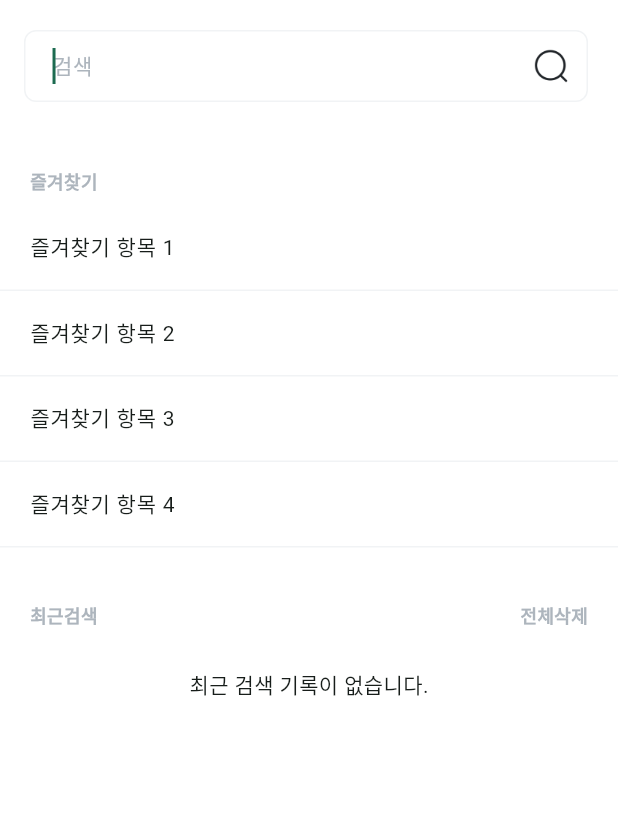
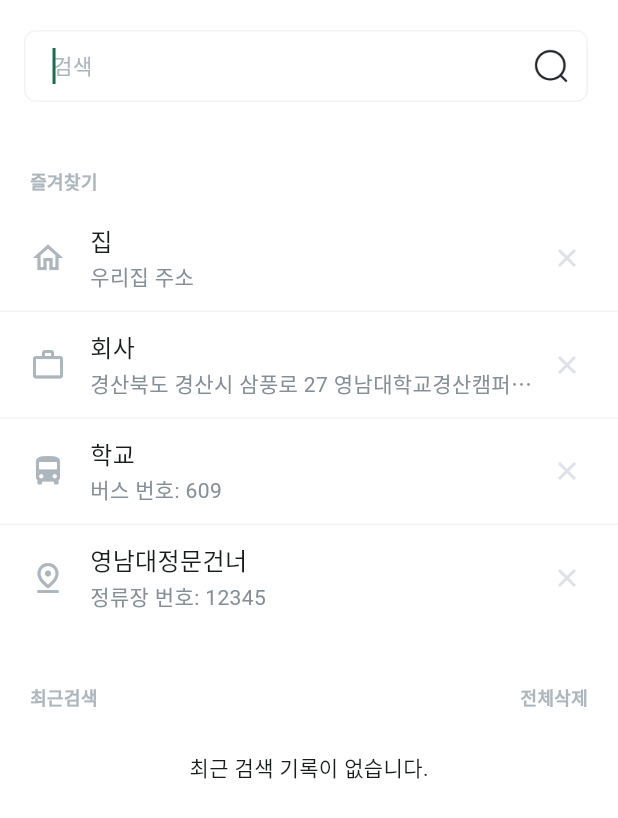
Before and after one commit to qwertyLEEJK/front, a Flutter app: the SearchScreen screen opened directly, on a phone screen of 412 x 824 dp. Shown: the top 818 px of the screen. Run offline on Flutter 3.47's test engine with Material 3 defaults, Android fonts, the light colour scheme and no system bars; our stand-ins replace flutter_compass, get, google_fonts, sensors_plus, shared_preferences; accounts and stored records are empty; Roboto replaces fonts that are missing (Pretendard).

Commit message:
feat : 즐겨찾기 관련 함수(favorite_model, favorite_service) 구현 및 연동되는 페이지 부분 수정

```diff
--- /dev/null
+++ b/lib/models/favorite_model.dart
@@ -0,0 +1,54 @@
+// 장소의 종류를 구분하기 위한 열거형
+enum PlaceCategory { home, work, convenienceStore, school, etc }
+
+// 즐겨찾기의 최상위 종류를 구분하기 위한 열거형
+enum FavoriteType { place, bus, busStop }
+
+// 모든 즐겨찾기 유형의 기반이 되는 추상 클래스
+abstract class Favorite {
+  final String id;
+  final FavoriteType type;
+  final String name; // 사용자가 지정하는 이름 (예: "우리 집", "판교 가는 버스")
+
+  Favorite({required this.id, required this.type, required this.name});
+
+  // 나중에 JSON 파싱을 위해 factory 생성자 추가
+  // (지금은 구현하지 않아도 되지만 구조상 넣어두는 것이 좋음)
+}
+
+// '장소' 유형의 즐겨찾기
+class PlaceFavorite extends Favorite {
+  final String address;
+  final PlaceCategory category;
+
+  PlaceFavorite({
+    required String id,
+    required String name,
+    required this.address,
+    required this.category,
+  }) : super(id: id, type: FavoriteType.place, name: name);
+}
+
+// '버스' 유형의 즐겨찾기
+class BusFavorite extends Favorite {
+  final String busNumber;
+
+  BusFavorite({
+    required String id,
+    required String name,
+    required this.busNumber,
+  }) : super(id: id, type: FavoriteType.bus, name: name);
+}
+
+// '정류장' 유형의 즐겨찾기
+class BusStopFavorite extends Favorite {
+  final String stationName; // 정류장 이름 (예: "영남대정문건너")
+  final String stationId;   // 정류장 고유 번호 (예: "12345")
+
+  BusStopFavorite({
+    required String id,
+    required String name,
+    required this.stationName,
+    required this.stationId,
+  }) : super(id: id, type: FavoriteType.busStop, name: name);
+}
--- a/lib/screens/search_screen.dart
+++ b/lib/screens/search_screen.dart
@@ -1,4 +1,6 @@
 import 'package:flutter/material.dart';
+import 'package:midas_project/models/favorite_model.dart';
+import 'package:midas_project/services/favorite_service.dart';
 import 'package:midas_project/services/search_history_service.dart';
 import 'package:midas_project/theme/app_colors.dart';
 import 'package:midas_project/theme/app_theme.dart';
@@ -11,14 +13,20 @@ class SearchScreen extends StatefulWidget {
 }
 
 class _SearchScreenState extends State<SearchScreen> {
+  // 기존 검색 기록 서비스
   final SearchHistoryService _searchHistoryService = SearchHistoryService();
   final TextEditingController _textController = TextEditingController();
   List<String> _searchHistory = [];
+
+  // 새로 추가된 즐겨찾기 서비스
+  final FavoriteService _favoriteService = FavoriteService();
+  List<Favorite> _favorites = [];
 
   @override
   void initState() {
     super.initState();
     _loadSearchHistory();
+    _loadFavorites(); // 즐겨찾기 목록 로드
   }
 
   // --- 데이터 처리 로직 ---
@@ -49,15 +57,29 @@ class _SearchScreenState extends State<SearchScreen> {
     _loadSearchHistory();
   }
 
+  // 즐겨찾기 데이터 처리 로직
+  Future<void> _loadFavorites() async {
+    final favs = await _favoriteService.getFavorites();
+    if (mounted) {
+      setState(() {
+        _favorites = favs;
+      });
+    }
+  }
+
+  Future<void> _deleteFavorite(String id) async {
+    await _favoriteService.removeFavorite(id);
+    _loadFavorites();
+  }
+
   @override
   Widget build(BuildContext context) {
     return Scaffold(
       backgroundColor: AppColors.grayscale.s30,
-      // 1. 기존 AppBar를 제거하고 body에서 UI를 구성합니다.
       body: SafeArea(
         child: Column(
           children: [
-            // 2. 검색창 UI를 직접 구성합니다.
+            // 검색창 UI
             Padding(
               padding: const EdgeInsets.fromLTRB(16, 20, 20, 8),
               child: Container(
@@ -94,28 +116,39 @@ class _SearchScreenState extends State<SearchScreen> {
                 ),
               ),
             ),
-            // 3. 스크롤 가능한 영역을 Expanded로 감싸 남은 공간을 모두 차지하게 합니다.
+            // 스크롤 영역
             Expanded(
               child: ListView(
                 children: [
                   _buildSectionHeader('즐겨찾기'),
-                  // TODO: 서버에서 즐겨찾기 항목 데이터 불러오는 로직 추가
-                  _buildListItem('즐겨찾기 항목 1'),
-                  _buildListItem('즐겨찾기 항목 2'),
-                  _buildListItem('즐겨찾기 항목 3'),
-                  _buildListItem('즐겨찾기 항목 4'),
+                  // === 수정된 부분: 즐겨찾기 목록을 ListView.builder로 표시 ===
+                  _favorites.isEmpty
+                      ? const Padding(
+                          padding: EdgeInsets.symmetric(vertical: 20.0),
+                          child: Center(child: Text('즐겨찾기 항목이 없습니다.')),
+                        )
+                      : ListView.separated(
+                          physics: const NeverScrollableScrollPhysics(),
+                          shrinkWrap: true,
+                          itemCount: _favorites.length,
+                          itemBuilder: (context, index) {
+                            final item = _favorites[index];
+                            return _buildFavoriteItem(item); // 새 헬퍼 위젯 사용
+                          },
+                          separatorBuilder: (context, index) => Divider(height: 1, color: AppColors.grayscale.s100),
+                        ),
+                  // ===============================================
 
-                  // 4. 최근 검색 섹션 헤더 (전체삭제 버튼 포함)
+                  // 기존 최근 검색 섹션
                   _buildSectionHeader('최근검색', onClearAll: _clearSearchHistory),
-                  // 5. 검색 기록이 없을 때와 있을 때를 구분하여 표시
                   _searchHistory.isEmpty
                       ? const Padding(
                           padding: EdgeInsets.symmetric(vertical: 20.0),
                           child: Center(child: Text('최근 검색 기록이 없습니다.')),
                         )
                       : ListView.separated(
-                    physics: const NeverScrollableScrollPhysics(), // 중첩 스크롤 방지
-                    shrinkWrap: true, // 컨텐츠 높이만큼만 차지
+                          physics: const NeverScrollableScrollPhysics(),
+                          shrinkWrap: true,
                           itemCount: _searchHistory.length,
                           itemBuilder: (context, index) {
                             final term = _searchHistory[index];
@@ -134,7 +167,6 @@ class _SearchScreenState extends State<SearchScreen> {
 
   // --- UI 빌드 헬퍼 위젯 ---
 
-  // 섹션 헤더 (ex: 즐겨찾기, 최근검색)
   Widget _buildSectionHeader(String title, {VoidCallback? onClearAll}) {
     return Padding(
       padding: const EdgeInsets.fromLTRB(20, 36, 20, 8),
@@ -158,12 +190,10 @@ class _SearchScreenState extends State<SearchScreen> {
     );
   }
 
-  // 최근 검색 기록 아이템
   Widget _buildHistoryItem(String term) {
     return InkWell(
       onTap: () {
         _textController.text = term;
-        // 커서를 텍스트 뒤로 이동
         _textController.selection = TextSelection.fromPosition(TextPosition(offset: _textController.text.length));
         _handleSearch(term);
       },
@@ -174,10 +204,9 @@ class _SearchScreenState extends State<SearchScreen> {
             Expanded(
               child: Text(term, style: AppTextStyles.body2_1),
             ),
-            const SizedBox(width: 8), // 텍스트와 아이콘 사이 간격
+            const SizedBox(width: 8),
             GestureDetector(
               onTap: () => _removeSearchTerm(term),
-              // 아이콘의 터치 영역을 넓히기 위해 패딩 추가
               child: Padding(
                 padding: const EdgeInsets.all(4.0),
                 child: Icon(Icons.close, color: AppColors.grayscale.s300, size: 20),
@@ -189,19 +218,75 @@ class _SearchScreenState extends State<SearchScreen> {
     );
   }
 
-  // 즐겨찾기 등 일반 리스트 아이템 (삭제 버튼 없음)
-  Widget _buildListItem(String title) {
-    return Column(
+  // === 새로 추가된 위젯: 즐겨찾기 항목 ===
+  Widget _buildFavoriteItem(Favorite item) {
+    String title = '';
+    String subtitle = '';
+    IconData iconData = Icons.star; // 기본 아이콘
+
+    if (item is PlaceFavorite) {
+      title = item.name;
+      subtitle = item.address;
+      switch (item.category) {
+        case PlaceCategory.home:
+          iconData = Icons.home_outlined;
+          break;
+        case PlaceCategory.work:
+          iconData = Icons.work_outline;
+          break;
+        default:
+          iconData = Icons.location_on_outlined;
+      }
+    } else if (item is BusFavorite) {
+      title = item.name;
+      subtitle = '버스 번호: ${item.busNumber}';
+      iconData = Icons.directions_bus;
+    } else if (item is BusStopFavorite) {
+      title = item.stationName;
+      subtitle = '정류장 번호: ${item.stationId}';
+      iconData = Icons.pin_drop_outlined;
+    }
+
+    return InkWell(
+      onTap: () {
+        // TODO: 즐겨찾기 항목 클릭 시 동작 (예: 해당 위치로 지도 이동)
+        print('Tapped on favorite: ${item.name}');
+      },
+      child: Padding(
+        padding: const EdgeInsets.symmetric(horizontal: 20.0, vertical: 12.0),
+        child: Row(
           children: [
-        ListTile(
-          contentPadding: const EdgeInsets.symmetric(horizontal: 20),
-          title: Text(title, style: AppTextStyles.body2_1),
-          onTap: () {
-            // TODO: 즐겨찾기 항목 클릭 시 동작
-          },
+            Icon(iconData, color: AppColors.grayscale.s500, size: 24),
+            const SizedBox(width: 16),
+            Expanded(
+              child: Column(
+                crossAxisAlignment: CrossAxisAlignment.start,
+                mainAxisAlignment: MainAxisAlignment.center,
+                children: [
+                  Text(title, style: AppTextStyles.body1_1),
+                  if (subtitle.isNotEmpty)
+                    Padding(
+                      padding: const EdgeInsets.only(top: 2.0),
+                      child: Text(
+                        subtitle,
+                        style: AppTextStyles.body2_1.copyWith(color: AppColors.grayscale.s600),
+                        overflow: TextOverflow.ellipsis,
                       ),
-        Divider(height: 1, color: AppColors.grayscale.s100),
+                    ),
                 ],
+              ),
+            ),
+            const SizedBox(width: 8),
+            GestureDetector(
+              onTap: () => _deleteFavorite(item.id),
+              child: Padding(
+                padding: const EdgeInsets.all(4.0),
+                child: Icon(Icons.close, color: AppColors.grayscale.s300, size: 20),
+              ),
+            ),
+          ],
+        ),
+      ),
     );
   }
 }
--- /dev/null
+++ b/lib/services/favorite_service.dart
@@ -0,0 +1,30 @@
+import 'dart:async';
+import '../models/favorite_model.dart';
+
+class FavoriteService {
+  static final FavoriteService _instance = FavoriteService._internal();
+  factory FavoriteService() => _instance;
+  FavoriteService._internal();
+
+  // 다양한 유형의 즐겨찾기를 모두 담는 리스트
+  final List<Favorite> _favorites = [
+    PlaceFavorite(id: 'place_home', name: '집', address: '우리집 주소', category: PlaceCategory.home),
+    PlaceFavorite(id: 'place_work', name: '회사', address: '경산북도 경산시 삼풍로 27 영남대학교경산캠퍼스 IT관', category: PlaceCategory.work),
+    BusFavorite(id: 'bus_609', name: '학교', busNumber: '609'),
+    BusStopFavorite(id: 'stop_12345', name: '영남대 정문', stationName: '영남대정문건너', stationId: '12345'),
+  ];
+
+  Future<List<Favorite>> getFavorites() async {
+    return _favorites;
+  }
+
+  Future<void> addFavorite(Favorite favorite) async {
+    if (!_favorites.any((f) => f.id == favorite.id)) {
+      _favorites.add(favorite);
+    }
+  }
+
+  Future<void> removeFavorite(String favoriteId) async {
+    _favorites.removeWhere((f) => f.id == favoriteId);
+  }
+}
```
Also changed, not shown: lib/screens/5. profile_screen.dart (+81 -35 lines). Lines whose indentation alone changed are shown as unchanged.
